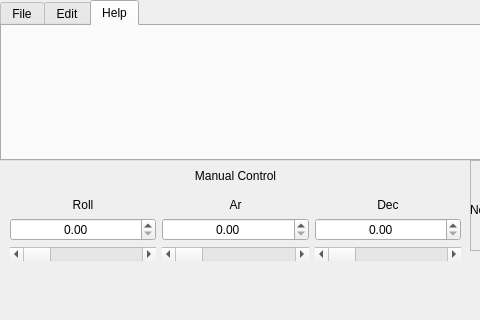
Before: the Qt Designer form star_tracker/resources/MainWindow.ui in HebertWP/star-tracker-simulator, drawn with Qt 5; both pictures show x 0 to 480 and y 0 to 320 of the 832 by 672 pixel window.
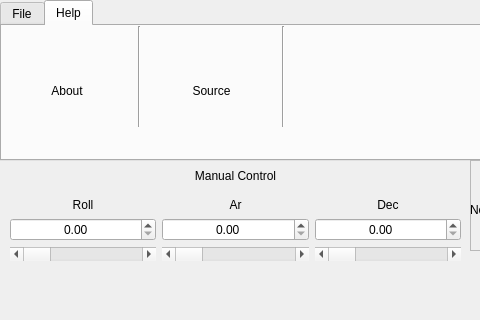
After: the same form once the commit is applied. The open tabs and pages were chosen to show the change. Icons and pictures are not drawn. Custom widgets are drawn as their Qt base class.

Commit message: about and source icon basic function added

Patch:
```diff
--- a/star_tracker/resources/MainWindow.ui
+++ b/star_tracker/resources/MainWindow.ui
@@ -361,15 +361,115 @@
       </layout>
      </widget>
     </widget>
-    <widget class="QWidget" name="Edit">
-     <attribute name="title">
-      <string>Edit</string>
-     </attribute>
-    </widget>
     <widget class="QWidget" name="Help">
      <attribute name="title">
       <string>Help</string>
      </attribute>
+     <widget class="QWidget" name="horizontalLayoutWidget_2">
+      <property name="geometry">
+       <rect>
+        <x>0</x>
+        <y>0</y>
+        <width>283</width>
+        <height>101</height>
+       </rect>
+      </property>
+      <layout class="QHBoxLayout" name="horizontalLayout_5">
+       <item>
+        <layout class="QVBoxLayout" name="verticalLayout_11">
+         <item>
+          <layout class="QHBoxLayout" name="horizontalLayout_6">
+           <item>
+            <layout class="QVBoxLayout" name="verticalLayout_12">
+             <item>
+              <widget class="QPushButton" name="_about_button">
+               <property name="text">
+                <string/>
+               </property>
+               <property name="icon">
+                <iconset resource="resources.qrc">
+                 <normaloff>:/icon/icons/info.png</normaloff>:/icon/icons/info.png</iconset>
+               </property>
+               <property name="iconSize">
+                <size>
+                 <width>64</width>
+                 <height>64</height>
+                </size>
+               </property>
+               <property name="flat">
+                <bool>true</bool>
+               </property>
+              </widget>
+             </item>
+             <item>
+              <widget class="QLabel" name="label_6">
+               <property name="text">
+                <string>About</string>
+               </property>
+               <property name="textFormat">
+                <enum>Qt::AutoText</enum>
+               </property>
+               <property name="alignment">
+                <set>Qt::AlignCenter</set>
+               </property>
+              </widget>
+             </item>
+            </layout>
+           </item>
+           <item>
+            <widget class="Line" name="line_4">
+             <property name="orientation">
+              <enum>Qt::Vertical</enum>
+             </property>
+            </widget>
+           </item>
+           <item>
+            <layout class="QVBoxLayout" name="verticalLayout_14">
+             <item>
+              <widget class="QPushButton" name="_source_button">
+               <property name="text">
+                <string/>
+               </property>
+               <property name="icon">
+                <iconset resource="resources.qrc">
+                 <normaloff>:/icon/icons/github.png</normaloff>:/icon/icons/github.png</iconset>
+               </property>
+               <property name="iconSize">
+                <size>
+                 <width>64</width>
+                 <height>64</height>
+                </size>
+               </property>
+               <property name="flat">
+                <bool>true</bool>
+               </property>
+              </widget>
+             </item>
+             <item>
+              <widget class="QLabel" name="label_9">
+               <property name="text">
+                <string>Source</string>
+               </property>
+               <property name="alignment">
+                <set>Qt::AlignCenter</set>
+               </property>
+              </widget>
+             </item>
+            </layout>
+           </item>
+          </layout>
+         </item>
+        </layout>
+       </item>
+       <item>
+        <widget class="Line" name="line_6">
+         <property name="orientation">
+          <enum>Qt::Vertical</enum>
+         </property>
+        </widget>
+       </item>
+      </layout>
+     </widget>
     </widget>
    </widget>
    <widget class="QWidget" name="layoutWidget">
```
Left out of the diff: 5 changed lines with no effect on the pictures. The commit also changes 8 other files.
